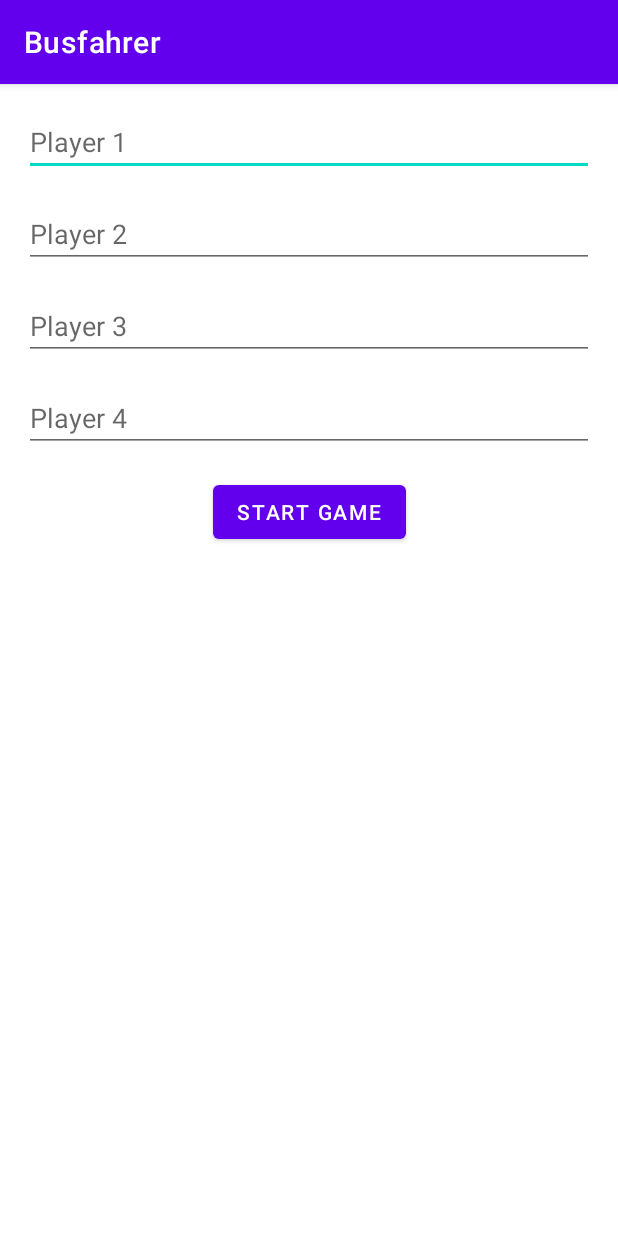
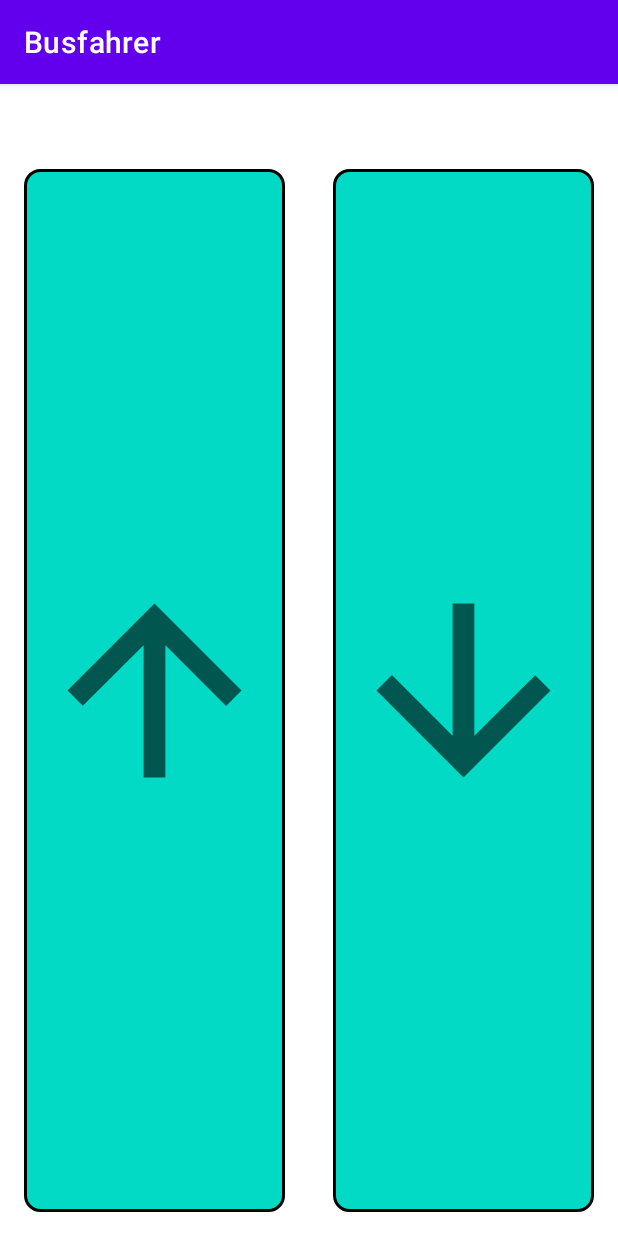
Before and after one commit to martinunterhuber/bus-driver, an Android app: the screen it shows after launch (MainActivity before the commit, GameActivity after it), after a tap on "START GAME", on a phone screen of 412 x 824 dp. Run offline under Robolectric (Android 15) with nearby library versions, the light colour scheme and no system bars.

Commit message:
fixed main -> game

```diff
--- a/app/src/main/AndroidManifest.xml
+++ b/app/src/main/AndroidManifest.xml
@@ -16,6 +16,7 @@
                 <category android:name="android.intent.category.LAUNCHER" />
             </intent-filter>
         </activity>
+        <activity android:name=".ui.GameActivity" />
     </application>
 
 </manifest>
--- a/app/src/main/java/com/example/busfahrer/game/Game.kt
+++ b/app/src/main/java/com/example/busfahrer/game/Game.kt
@@ -2,7 +2,7 @@ package com.example.busfahrer.game
 
 import com.example.busfahrer.cards.CardDeck
 
-class Game (private val players : ArrayList<Player>) {
+class Game(private val players: List<Player>) {
     private val cardDeck = CardDeck()
     private val currentPlayerIndex = 0
 
--- a/app/src/main/java/com/example/busfahrer/ui/GameActivity.kt
+++ b/app/src/main/java/com/example/busfahrer/ui/GameActivity.kt
@@ -23,9 +23,12 @@ class GameActivity : AppCompatActivity() {
     }
 
     private fun initGame() {
-        (intent.getSerializableExtra("PLAYERS") as ArrayList<Player>).apply {
+        intent.getStringArrayListExtra("PLAYERS")!!.map {
+            Player(it)
+        }.apply {
             game = Game(this)
         }
+
         game.shuffleDeck()
     }
 }
--- a/app/src/main/java/com/example/busfahrer/ui/MainActivity.kt
+++ b/app/src/main/java/com/example/busfahrer/ui/MainActivity.kt
@@ -1,11 +1,11 @@
 package com.example.busfahrer.ui
 
 import android.content.Intent
+import android.os.Bundle
+
 import androidx.appcompat.app.AppCompatActivity
-import android.os.Bundle
+
 import com.example.busfahrer.databinding.ActivityMainBinding
-import com.example.busfahrer.game.Game
-import com.example.busfahrer.game.Player
 
 class MainActivity : AppCompatActivity() {
     private lateinit var binding: ActivityMainBinding
@@ -16,11 +16,11 @@ class MainActivity : AppCompatActivity() {
         setContentView(binding.root)
 
         binding.startButton.setOnClickListener{
-            val players = ArrayList<Player>()
-            players.add(Player(binding.player1.text.toString()))
-            players.add(Player(binding.player2.text.toString()))
-            players.add(Player(binding.player3.text.toString()))
-            players.add(Player(binding.player4.text.toString()))
+            val players = ArrayList<String>()
+            players.add(binding.player1.text.toString())
+            players.add(binding.player2.text.toString())
+            players.add(binding.player3.text.toString())
+            players.add(binding.player4.text.toString())
             val intent = Intent(this, GameActivity::class.java)
             intent.putExtra("PLAYERS", players)
             startActivity(intent)
--- a/app/src/main/res/layout/activity_main.xml
+++ b/app/src/main/res/layout/activity_main.xml
@@ -18,7 +18,8 @@
         android:inputType="textPersonName"
         app:layout_constraintEnd_toEndOf="parent"
         app:layout_constraintStart_toStartOf="parent"
-        app:layout_constraintTop_toTopOf="parent" />
+        app:layout_constraintTop_toTopOf="parent"
+        android:importantForAutofill="no" />
 
     <EditText
         android:id="@+id/player2"
@@ -30,7 +31,8 @@
         android:inputType="textPersonName"
         app:layout_constraintEnd_toEndOf="@+id/player1"
         app:layout_constraintStart_toStartOf="@+id/player1"
-        app:layout_constraintTop_toBottomOf="@+id/player1" />
+        app:layout_constraintTop_toBottomOf="@+id/player1"
+        android:importantForAutofill="no" />
 
     <EditText
         android:id="@+id/player3"
@@ -42,7 +44,8 @@
         android:inputType="textPersonName"
         app:layout_constraintEnd_toEndOf="@+id/player1"
         app:layout_constraintStart_toStartOf="@+id/player2"
-        app:layout_constraintTop_toBottomOf="@+id/player2" />
+        app:layout_constraintTop_toBottomOf="@+id/player2"
+        android:importantForAutofill="no" />
 
     <EditText
         android:id="@+id/player4"
@@ -54,7 +57,8 @@
         android:inputType="textPersonName"
         app:layout_constraintEnd_toEndOf="@+id/player1"
         app:layout_constraintStart_toStartOf="@+id/player3"
-        app:layout_constraintTop_toBottomOf="@+id/player3" />
+        app:layout_constraintTop_toBottomOf="@+id/player3"
+        android:importantForAutofill="no" />
 
     <Button
         android:id="@+id/start_button"
--- /dev/null
+++ b/app/src/main/res/layout/fragment_cards.xml
@@ -0,0 +1,6 @@
+<?xml version="1.0" encoding="utf-8"?>
+<androidx.constraintlayout.widget.ConstraintLayout xmlns:android="http://schemas.android.com/apk/res/android"
+    android:layout_width="match_parent"
+    android:layout_height="match_parent">
+
+</androidx.constraintlayout.widget.ConstraintLayout>
--- a/app/src/main/res/layout/fragment_choice.xml
+++ b/app/src/main/res/layout/fragment_choice.xml
@@ -35,7 +35,7 @@
         app:layout_constraintBottom_toBottomOf="parent"
         app:layout_constraintEnd_toEndOf="parent"
         app:layout_constraintStart_toEndOf="@id/box1"
-        tools:src="@drawable/rounded_box" />
+        android:src="@drawable/rounded_box" />
 
     <ImageView
         android:id="@+id/symbol_box2"
```
